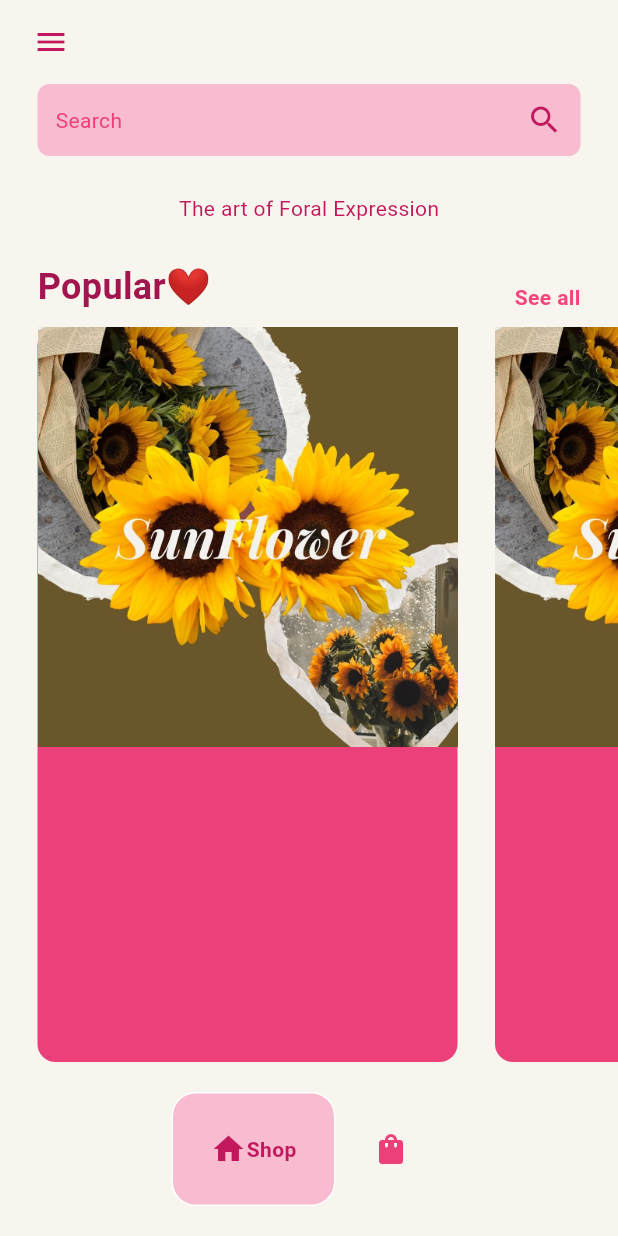
After one commit to 6531503013/flowershop, a Flutter app: the Homepage screen opened directly, on a phone screen of 412 x 824 dp. The commit adds this screen. Run offline on Flutter 3.47's test engine with Material 3 defaults, Android fonts, the phone set to English and light mode, and no system bars; drawn by our look-alikes of google_nav_bar.

Commit message:
6531503013

```diff
--- a/lib/components/bottom_nav_bar.dart
+++ b/lib/components/bottom_nav_bar.dart
@@ -2,12 +2,21 @@ import 'package:flutter/material.dart';
 import 'package:google_nav_bar/google_nav_bar.dart';
 
 class MyBottomNavBar extends StatelessWidget {
-  const MyBottomNavBar({super.key});
+  void Function(int)? onTabChange;
+  MyBottomNavBar({super.key, required this.onTabChange});
 
   @override
   Widget build(BuildContext context) {
     return Container(
+        padding: EdgeInsets.symmetric(vertical: 20),
         child: GNav(
+          color: Colors.pink[400],
+          activeColor: Colors.pink.shade700,
+          tabActiveBorder: Border.all(color: Colors.white),
+          tabBackgroundColor: Colors.pink.shade100,
+          mainAxisAlignment: MainAxisAlignment.center,
+          tabBorderRadius: 16,
+          onTabChange: (value) => onTabChange!(value),
           tabs: const [
             GButton(
               icon: Icons.home,
--- /dev/null
+++ b/lib/components/flower_title.dart
@@ -0,0 +1,31 @@
+import 'package:flutter/material.dart';
+
+import '../models/flower.dart';
+
+class FlowerTitle extends StatelessWidget {
+  Flower flower;
+  FlowerTitle({super.key, required this.flower});
+
+  @override
+  Widget build(BuildContext context) {
+    return Container(
+      margin: EdgeInsets.only(left: 25),
+      width: 280,
+      decoration: BoxDecoration(
+        color: Colors.pink[400],
+        borderRadius: BorderRadius.circular(12),
+      ),
+      child: Column(
+        children: [
+          //flower pic
+          Image.asset(flower.imagePath),
+          //description
+
+          //price+details
+
+          //button to add to cart
+        ],
+      ),
+    );
+  }
+}
--- /dev/null
+++ b/lib/models/flower.dart
@@ -0,0 +1,13 @@
+class Flower {
+  final String name;
+  final String price;
+  final String imagePath;
+  final String description;
+
+  Flower({
+    required this.name,
+    required this.price,
+    required this.description,
+    required this.imagePath,
+  });
+}
--- a/lib/pages/Intro_page.dart
+++ b/lib/pages/Intro_page.dart
@@ -27,7 +27,7 @@ class IntroPage extends StatelessWidget {
 
                 //title
                 const Text(
-                  'All Thing Grow With Love',
+                  '💐All Thing Grow With Love💐',
                   style: TextStyle(fontWeight: FontWeight.bold, fontSize: 20),
                 ),
 
--- /dev/null
+++ b/lib/pages/cart_page.dart
@@ -0,0 +1,12 @@
+import 'package:flutter/material.dart';
+
+class CartPage extends StatelessWidget {
+  const CartPage({super.key});
+
+  @override
+  Widget build(BuildContext context) {
+    return Center(
+      child: Text('Cart'),
+    );
+  }
+}
--- a/lib/pages/home_page.dart
+++ b/lib/pages/home_page.dart
@@ -1,6 +1,8 @@
 import 'package:flutter/material.dart';
 
 import '../components/bottom_nav_bar.dart';
+import 'cart_page.dart';
+import 'shop_page.dart';
 
 class Homepage extends StatefulWidget {
   const Homepage({super.key});
@@ -10,10 +12,122 @@ class Homepage extends StatefulWidget {
 }
 
 class _HomepageState extends State<Homepage> {
+  //this select index is to control the bottom nav bar
+  int _selectedIndex = 0;
+
+  //this method ill update our selected index
+  //when the user tabs on the bottom bar
+  void navigateBottomBar(int index) {
+    setState(() {
+      _selectedIndex = index;
+    });
+  }
+
+  //pages to display
+  final List<Widget> _pages = [
+    //shop page
+    const ShopPage(),
+
+    //cart page
+    const CartPage(),
+  ];
+
   @override
   Widget build(BuildContext context) {
     return Scaffold(
-      bottomNavigationBar: MyBottomNavBar(),
+      backgroundColor: Color.fromARGB(255, 248, 245, 238),
+      bottomNavigationBar: MyBottomNavBar(
+        onTabChange: (index) => navigateBottomBar(index),
+      ),
+      appBar: AppBar(
+        backgroundColor: Colors.transparent,
+        elevation: 0,
+        leading: Builder(
+          builder: (context) => IconButton(
+            icon: const Padding(
+              padding: EdgeInsets.only(left: 12.0),
+              child: Icon(
+                Icons.menu,
+                color: Color.fromARGB(255, 194, 24, 91),
+              ),
+            ),
+            onPressed: () {
+              Scaffold.of(context).openDrawer();
+            },
+          ),
+        ),
+      ),
+      drawer: Drawer(
+        backgroundColor: Colors.pink[100],
+        child: Column(
+          mainAxisAlignment: MainAxisAlignment.spaceBetween,
+          children: [
+            Column(
+              children: [
+                //logo
+                DrawerHeader(
+                  child: Image.asset('lib/image/logo.jpg'),
+                ),
+
+                Padding(
+                  padding: const EdgeInsets.symmetric(horizontal: 25.0),
+                  child: Divider(
+                    color: Color.fromARGB(255, 248, 245, 238),
+                  ),
+                ),
+
+                //other page
+
+                //HOme in drawer
+                const Padding(
+                  padding: EdgeInsets.only(left: 25.0),
+                  child: ListTile(
+                    leading: Icon(
+                      Icons.home,
+                      color: Color.fromARGB(255, 248, 245, 238),
+                    ),
+                    title: Text(
+                      'Home',
+                      style: TextStyle(color: Colors.white),
+                    ),
+                  ),
+                ),
+
+                //About in drawer
+                const Padding(
+                  padding: EdgeInsets.only(left: 25.0),
+                  child: ListTile(
+                    leading: Icon(
+                      Icons.info,
+                      color: Color.fromARGB(255, 248, 245, 238),
+                    ),
+                    title: Text(
+                      'About',
+                      style: TextStyle(color: Colors.white),
+                    ),
+                  ),
+                ),
+              ],
+            ),
+
+            //Logout in drawer
+            const Padding(
+              padding: EdgeInsets.only(left: 25.0, bottom: 25),
+              child: ListTile(
+                leading: Icon(
+                  Icons.logout,
+                  color: Color.fromARGB(255, 248, 245, 238),
+                ),
+                title: Text(
+                  'Logout',
+                  style: TextStyle(color: Colors.white),
+                ),
+              ),
+            ),
+          ],
+        ),
+      ),
+      body: _pages[_selectedIndex],
     );
   }
 }
--- /dev/null
+++ b/lib/pages/shop_page.dart
@@ -0,0 +1,94 @@
+import 'package:flutter/material.dart';
+
+import '../components/flower_title.dart';
+import '../models/flower.dart';
+
+class ShopPage extends StatefulWidget {
+  const ShopPage({super.key});
+
+  @override
+  State<ShopPage> createState() => _ShopPageState();
+}
+
+class _ShopPageState extends State<ShopPage> {
+  @override
+  Widget build(BuildContext context) {
+    return Column(
+      children: [
+        //Search bar
+        Container(
+          padding: const EdgeInsets.all(12),
+          margin: const EdgeInsets.symmetric(horizontal: 25),
+          decoration: BoxDecoration(
+              color: Colors.pink[100], borderRadius: BorderRadius.circular(8)),
+          child: Row(
+            mainAxisAlignment: MainAxisAlignment.spaceBetween,
+            children: const [
+              Text('Search',
+                  style: TextStyle(color: Color.fromARGB(255, 236, 64, 122))),
+              Icon(
+                Icons.search,
+                color: Color.fromARGB(255, 194, 24, 91),
+              ),
+            ],
+          ),
+        ),
+
+        //message
+        Padding(
+          padding: const EdgeInsets.symmetric(vertical: 25.0),
+          child: Text(
+            'The art of Foral Expression',
+            style: TextStyle(color: Colors.pink[700]),
+          ),
+        ),
+
+        //popular flowers
+        Padding(
+          padding: const EdgeInsets.symmetric(horizontal: 25.0),
+          child: Row(
+            mainAxisAlignment: MainAxisAlignment.spaceBetween,
+            crossAxisAlignment: CrossAxisAlignment.end,
+            children: const [
+              Text(
+                'Popular❤️',
+                style: TextStyle(
+                  color: Color.fromARGB(255, 163, 21, 78),
+                  fontWeight: FontWeight.bold,
+                  fontSize: 24,
+                ),
+              ),
+              Text(
+                'See all',
+                style: TextStyle(
+                  fontWeight: FontWeight.bold,
+                  color: Color.fromARGB(255, 246, 68, 127),
+                ),
+              )
+            ],
+          ),
+        ),
+
+        const SizedBox(height: 10),
+
+        Expanded(
+          child: ListView.builder(
+            itemCount: 4,
+            scrollDirection: Axis.horizontal,
+            itemBuilder: (context, index) {
+              //create a flower
+              Flower flower = Flower(
+                  name: 'Sunflower',
+                  price: '150',
+                  description: 'symbolizes brightness and cheerfulness.',
+                  imagePath: 'lib/image/2.jpg');
+              return FlowerTitle(
+                flower: flower,
+              );
+            },
+          ),
+        ),
+      ],
+    );
+  }
+}
--- a/pubspec.yaml
+++ b/pubspec.yaml
@@ -46,7 +46,7 @@ dev_dependencies:
   # activated in the `analysis_options.yaml` file located at the root of your
   # package. See that file for information about deactivating specific lint
   # rules and activating additional ones.
-  flutter_lints: ^2.0.0
+  flutter_lints: ^3.0.1
 
 # For information on the generic Dart part of this file, see the
 # following page: https://dart.dev/tools/pub/pubspec
```
Also changed, not shown: pubspec.lock. Lines whose indentation alone changed are shown as unchanged.
